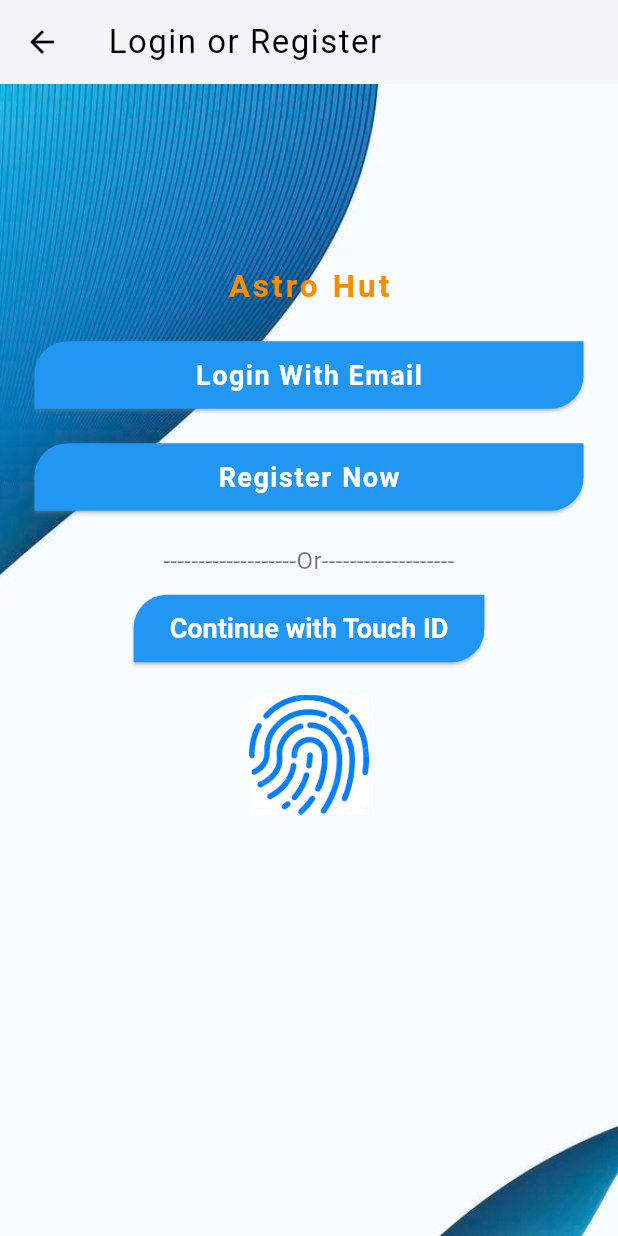
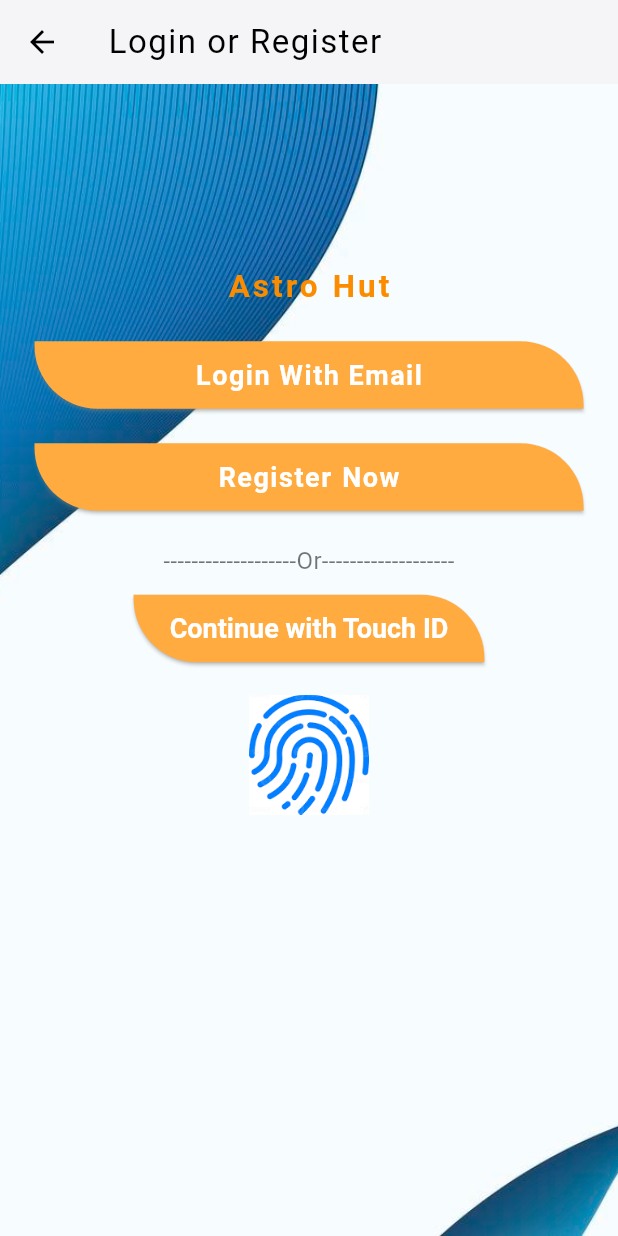
Before and after one commit to developerSumit64/Astro_hut_app, a Flutter app: the LoginOrRegisterView screen opened by its route, on a phone screen of 412 x 824 dp. Run offline on Flutter 3.47's test engine with Material 3 defaults, Android fonts, the phone set to English and light mode, and no system bars; our stand-ins replace dio, font_awesome_flutter, logger, pretty_dio_logger, stacked, stacked_services and 1 more; missing offline and left inert: dio_http_cache.

Commit message:
harsh code merge in Master

```diff
--- a/lib/constants/constantStyle.dart
+++ b/lib/constants/constantStyle.dart
@@ -76,37 +76,37 @@ final ButtonStyle elevatedButtonStyle = ElevatedButton.styleFrom(
   foregroundColor: Colors.white, backgroundColor: Colors.orangeAccent, // Text color
   shadowColor: Colors.grey.shade400, // Shadow color
   elevation: 1, // Slightly higher elevation for a more prominent shadow
-  padding: EdgeInsets.symmetric(horizontal: 24.0, vertical: 12.0),
+  padding: const EdgeInsets.symmetric(horizontal: 24.0, vertical: 12.0),
   shape: RoundedRectangleBorder(
     borderRadius: BorderRadius.circular(12.0), // Rounded corners
   ),
-  textStyle: TextStyle(
+  textStyle: const TextStyle(
     fontSize: 18, // Font size
     fontWeight: FontWeight.bold, // Font weight
   ),
 );
-final ButtonStyle roundedelevatedButtonStyle = ElevatedButton.styleFrom(
-  foregroundColor: Colors.white, backgroundColor: Colors.blue, // Text color
-  shadowColor: Colors.grey.shade400, // Shadow color
-  elevation: 1, // Slightly higher elevation for a more prominent shadow
-  padding: EdgeInsets.symmetric(horizontal: 24.0, vertical: 12.0),
-  shape: RoundedRectangleBorder(
-    borderRadius: BorderRadius.only(bottomRight: Radius.circular(22),topLeft: Radius.circular(22)), // Rounded corners
-  ),
-  textStyle: TextStyle(
-    fontSize: 18, // Font size
-    fontWeight: FontWeight.bold, // Font weight
-  ),
-);
+// final ButtonStyle roundedelevatedButtonStyle = ElevatedButton.styleFrom(
+//   foregroundColor: Colors.white, backgroundColor: Colors.blue, // Text color
+//   shadowColor: Colors.grey.shade400, // Shadow color
+//   elevation: 1, // Slightly higher elevation for a more prominent shadow
+//   padding: EdgeInsets.symmetric(horizontal: 24.0, vertical: 12.0),
+//   shape: RoundedRectangleBorder(
+//     borderRadius: BorderRadius.only(bottomRight: Radius.circular(22),topLeft: Radius.circular(22)), // Rounded corners
+//   ),
+//   textStyle: TextStyle(
+//     fontSize: 18, // Font size
+//     fontWeight: FontWeight.bold, // Font weight
+//   ),
+// );
 final ButtonStyle roundedelevatedButtonStyle = ElevatedButton.styleFrom(
   foregroundColor: Colors.white, backgroundColor: Colors.orangeAccent, // Text color
   shadowColor: Colors.grey.shade400, // Shadow color
   elevation: 1, // Slightly higher elevation for a more prominent shadow
-  padding: EdgeInsets.symmetric(horizontal: 24.0, vertical: 12.0),
-  shape: RoundedRectangleBorder(
+  padding: const EdgeInsets.symmetric(horizontal: 24.0, vertical: 12.0),
+  shape: const RoundedRectangleBorder(
     borderRadius: BorderRadius.only(bottomLeft: Radius.circular(42),topRight: Radius.circular(42)), // Rounded corners
   ),
-  textStyle: TextStyle(
+  textStyle: const TextStyle(
     fontSize: 18, // Font size
     fontWeight: FontWeight.bold, // Font weight
   ),
@@ -116,11 +116,11 @@ final ButtonStyle elevatedButtonStylerounded = ElevatedButton.styleFrom(
   foregroundColor: Colors.white, backgroundColor: Colors.blue.shade400, // Text color
   shadowColor: Colors.green, // Shadow color
   elevation: 2, // Slightly higher elevation for a more prominent shadow
-  padding: EdgeInsets.symmetric(horizontal: 24.0, vertical: 12.0),
+  padding: const EdgeInsets.symmetric(horizontal: 24.0, vertical: 12.0),
   shape: RoundedRectangleBorder(
     borderRadius: BorderRadius.circular(12.0), // Rounded corners
   ),
-  textStyle: TextStyle(
+  textStyle: const TextStyle(
     fontSize: 18, // Font size
     fontWeight: FontWeight.bold, // Font weight
   ),
--- a/lib/main.dart
+++ b/lib/main.dart
@@ -16,8 +16,6 @@ class MyApp extends StatelessWidget {
   // This widget is the root of your application.
   @override
   Widget build(BuildContext context) {
-
-
     return MaterialApp(
       debugShowCheckedModeBanner: false,
       title: 'Flutter Demo',
```
